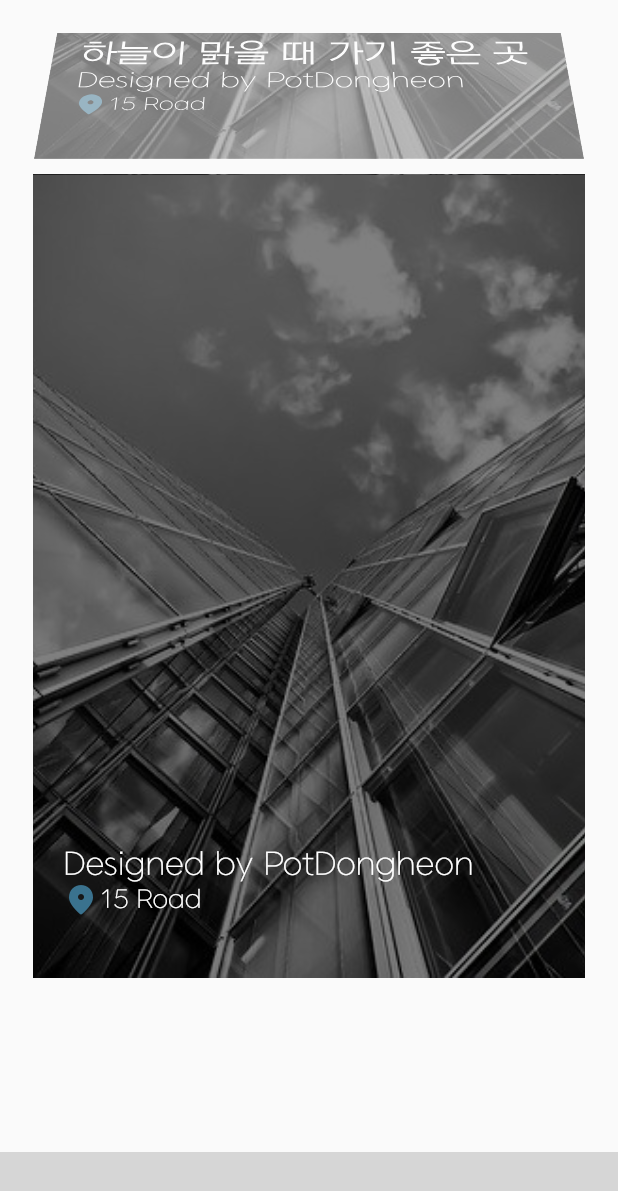
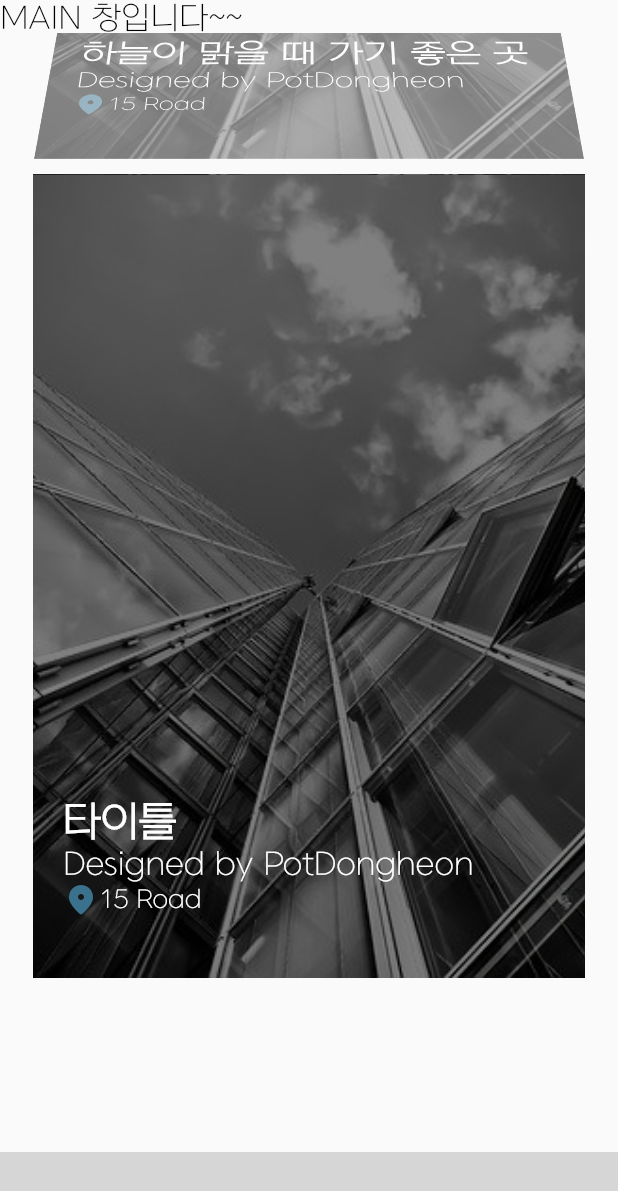
Before and after one commit to heooony/Road_ize, a Flutter app: the screen it shows after launch, scrolled down 1071 dp, on a phone screen of 412 x 824 dp. Shown: the top 1191 px of the screen. Run offline on Flutter 3.47's test engine with Material 2 defaults, Android fonts, the light colour scheme and no system bars; our stand-ins replace cloud_firestore, firebase_auth, firebase_core, flutter_rating_bar, google_sign_in; missing offline and left inert: bottom_bar_line, mysql1, password, photo_manager; accounts and stored records are empty; grey boxes are pictures that could not be loaded.

Commit message:
Add main text

```diff
--- a/lib/screens/home/home_screen.dart
+++ b/lib/screens/home/home_screen.dart
@@ -14,7 +14,9 @@ class _HomeScreenState extends State<HomeScreen> {
     final size = MediaQuery.of(context).size;
     SizeConfig.init(context);
     return Scaffold(
-      body: Container(
+      body: Stack(
+        children: [
+          Container(
             padding: EdgeInsets.all(
               getProportionateScreenWidth(20.0),
             ),
@@ -168,7 +170,7 @@ class _HomeScreenState extends State<HomeScreen> {
                           crossAxisAlignment: CrossAxisAlignment.start,
                           children: [
                             Text(
-                          '',
+                              '타이틀',
                               style: TextStyle(
                                   color: Colors.white,
                                   fontWeight: FontWeight.bold,
@@ -203,6 +205,13 @@ class _HomeScreenState extends State<HomeScreen> {
               ],
             ),
           ),
+          Text(
+            'MAIN 창입니다~~',
+            style:
+                TextStyle(fontSize: SizeConfig.fontSize, color: Colors.black),
+          ),
+        ],
+      ),
     );
   }
 }
```
Lines whose indentation alone changed are shown as unchanged.
